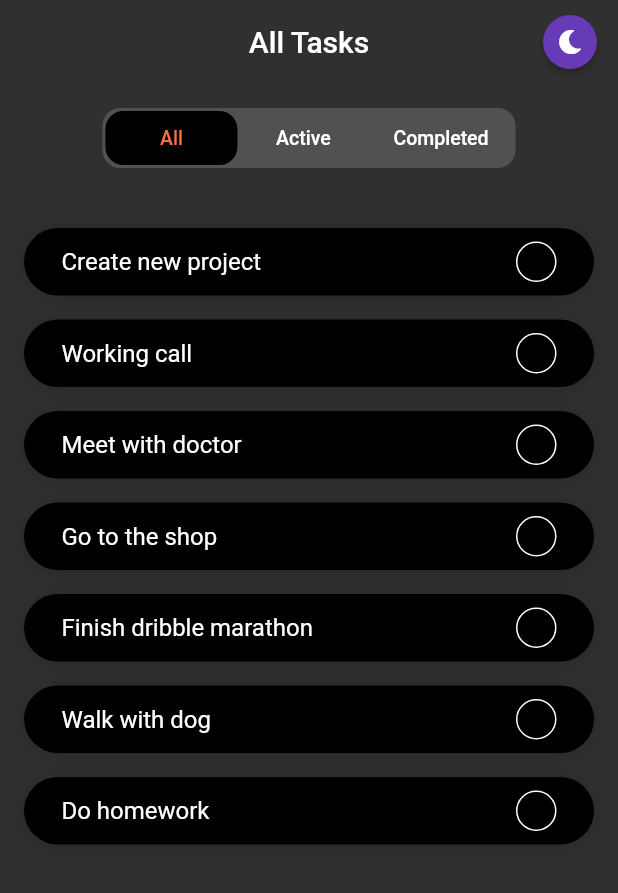
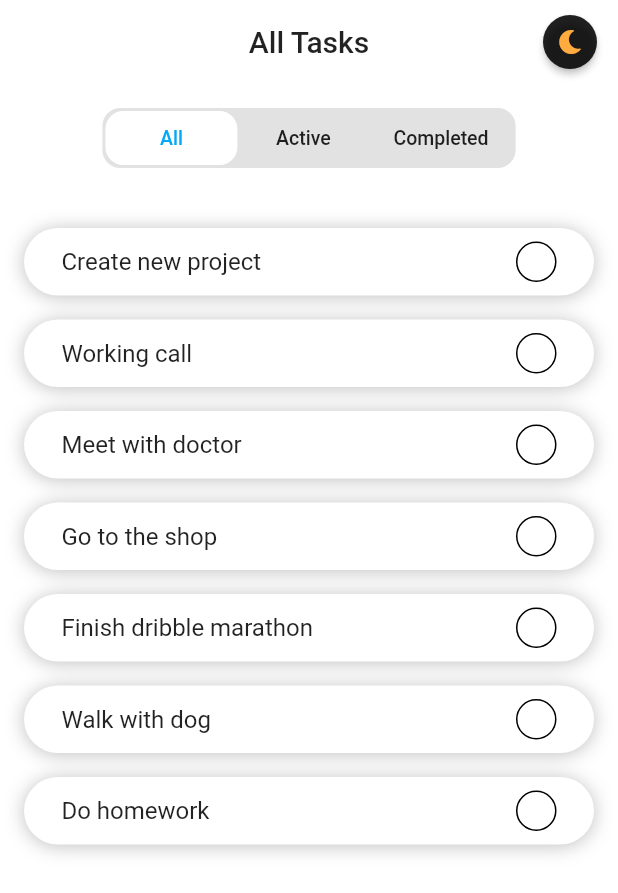
Before and after one commit to nguyenchitien/day02_ex_todolist, a Flutter app: the screen it shows after launch, on a phone screen of 412 x 824 dp. Shown: the top 893 px of the screen. Run offline on Flutter 3.47's test engine with Material 2 defaults, Android fonts, the phone set to English and light mode, and no system bars; our stand-ins replace font_awesome_flutter.

Commit message:
Refact code update :

```diff
--- a/lib/main.dart
+++ b/lib/main.dart
@@ -1,5 +1,6 @@
 import 'package:flutter/material.dart';
 import 'package:flutter/services.dart';
+import 'package:flutter_day2_ex/res/global_configurations.dart';
 import 'package:flutter_day2_ex/ui/todolist_page.dart';
 import 'package:flutter_day2_ex/widget/rounded_icon_button.dart';
 import 'package:font_awesome_flutter/font_awesome_flutter.dart';
@@ -14,10 +15,12 @@ class MyApp extends StatefulWidget {
 }
 
 class _MyAppState extends State<MyApp> {
-  bool isDarkMode = true;
+  // bool isDarkMode = true;
 
   @override
   Widget build(BuildContext context) {
+    final isDarkMode = GlobalConfigurations.isDarkMode;
+
     // TODO: Issue systemNavigationBarColor Android
     SystemChrome.setSystemUIOverlayStyle(
       SystemUiOverlayStyle(
@@ -33,8 +36,8 @@ class _MyAppState extends State<MyApp> {
       backgroundColor:
           isDarkMode ? ThemeData.dark().backgroundColor : Colors.white,
       buttonColor: isDarkMode ? Color(0xff3B3B3B) : Color(0xffF1F5FB),
-      textSelectionColor: isDarkMode ? Colors.white : Colors.black,
-      cardColor: isDarkMode ? Color(0xFF151515) : Colors.white,
+      // textSelectionColor: isDarkMode ? Colors.white : Colors.black,
+      // cardColor: isDarkMode ? Color(0xFF151515) : Colors.white,
       canvasColor: isDarkMode ? ThemeData.dark().canvasColor : Colors.white,
       brightness: isDarkMode ? Brightness.dark : Brightness.light,
       appBarTheme: AppBarTheme(
@@ -56,7 +59,7 @@ class _MyAppState extends State<MyApp> {
             RoundedIconButton(
               onPressed: () {
                 setState(() {
-                  isDarkMode = !isDarkMode;
+                  GlobalConfigurations.isDarkMode = !isDarkMode;
                 });
               },
               color: isDarkMode ? Colors.deepPurple : Colors.black87,
@@ -70,7 +73,7 @@ class _MyAppState extends State<MyApp> {
             SizedBox(width: 8),
           ],
         ),
-        body: TodoListPage(isDarkMode: isDarkMode),
+        body: TodoListPage(),
       ),
     );
   }
--- /dev/null
+++ b/lib/res/global_configurations.dart
@@ -0,0 +1,3 @@
+class GlobalConfigurations {
+  static bool isDarkMode = false;
+}
--- a/lib/ui/list_tasks.dart
+++ b/lib/ui/list_tasks.dart
@@ -5,14 +5,12 @@ import 'package:flutter_day2_ex/widget/todolist_item.dart';
 
 class ListTasks extends StatefulWidget {
   final List<TodoListModel> todoLists;
-  final bool isDarkMode;
   final CompletedTaskCallback onCompletedTaskCallBack;
 
   const ListTasks(
       {Key key,
       @required this.todoLists,
-      @required this.isDarkMode,
-      this.onCompletedTaskCallBack})
+      @required this.onCompletedTaskCallBack})
       : super(key: key);
 
   @override
@@ -44,7 +42,6 @@ class _ListTasksState extends State<ListTasks> {
             return TodoListItem(
               key: UniqueKey(),
               todo: todo,
-              isDarkMode: widget.isDarkMode,
               onCompletedTaskCallback: widget.onCompletedTaskCallBack,
             );
           },
--- a/lib/ui/todolist_page.dart
+++ b/lib/ui/todolist_page.dart
@@ -2,14 +2,13 @@ import 'package:flutter/cupertino.dart';
 import 'package:flutter_day2_ex/mock_data/mock_data.dart';
 import 'package:flutter_day2_ex/models/todo_list_model.dart';
 import 'package:flutter_day2_ex/res/filter_modes.dart';
+import 'package:flutter_day2_ex/res/global_configurations.dart';
 import 'package:flutter_day2_ex/ui/list_tasks.dart';
 import 'package:flutter_day2_ex/utils/utils.dart';
 import 'package:flutter_day2_ex/widget/filter_tabs.dart';
 
 class TodoListPage extends StatefulWidget {
-  final bool isDarkMode;
-
-  const TodoListPage({Key key, this.isDarkMode}) : super(key: key);
+  const TodoListPage({Key key}) : super(key: key);
 
   @override
   _TodoListPageState createState() => _TodoListPageState();
@@ -65,20 +64,21 @@ class _TodoListPageState extends State<TodoListPage> {
 
   @override
   Widget build(BuildContext context) {
+    final isDarkMode = GlobalConfigurations.isDarkMode;
+
     return Column(
       children: [
         SizedBox(height: 16),
         FilterTabs(
-          isDarkMode: widget.isDarkMode,
           listFilters: filterModes,
           currFilterMode: currFilterMode,
           onSelectFilterMode: _handleSelectedFilterMode,
         ),
         SizedBox(height: 16),
         ListTasks(
-            todoLists: currTasks,
-            onCompletedTaskCallBack: _handleCompletedTodoList,
-            isDarkMode: widget.isDarkMode),
+          todoLists: currTasks,
+          onCompletedTaskCallBack: _handleCompletedTodoList,
+        ),
       ],
     );
   }
--- a/lib/widget/filter_tabs.dart
+++ b/lib/widget/filter_tabs.dart
@@ -1,17 +1,22 @@
 import 'package:flutter/material.dart';
 import 'package:flutter_day2_ex/res/filter_modes.dart';
+import 'package:flutter_day2_ex/res/global_configurations.dart';
 
 class FilterTabs extends StatelessWidget {
   final FilterMode currFilterMode;
   final List<FilterMode> listFilters;
-  final bool isDarkMode;
   final ValueChanged<FilterMode> onSelectFilterMode;
 
-  const FilterTabs({Key key, this.currFilterMode, this.listFilters, this.isDarkMode, this.onSelectFilterMode}) : super(key: key);
+  const FilterTabs(
+      {Key key, this.currFilterMode, this.listFilters, this.onSelectFilterMode})
+      : super(key: key);
 
   @override
   Widget build(BuildContext context) {
-    final textActiveColor = isDarkMode ? Colors.deepOrangeAccent : Colors.lightBlue;
+    final isDarkMode = GlobalConfigurations.isDarkMode;
+
+    final textActiveColor =
+        isDarkMode ? Colors.deepOrangeAccent : Colors.lightBlue;
     final activeBackgroundColor = isDarkMode ? Colors.black : Colors.white;
 
     return Container(
@@ -27,8 +32,10 @@ class FilterTabs extends StatelessWidget {
         children: listFilters
             .map(
               (filterMode) => _buildTabItem(
-                color: filterMode == currFilterMode ? activeBackgroundColor : null,
-                textColor: filterMode == currFilterMode ? textActiveColor : null,
+                color:
+                    filterMode == currFilterMode ? activeBackgroundColor : null,
+                textColor:
+                    filterMode == currFilterMode ? textActiveColor : null,
                 title: filterMode.filterTitle(),
                 onPressed: () {
                   onSelectFilterMode(filterMode);
@@ -40,7 +47,8 @@ class FilterTabs extends StatelessWidget {
     );
   }
 
-  Widget _buildTabItem({Color color, String title, Function onPressed, textColor}) {
+  Widget _buildTabItem(
+      {Color color, String title, Function onPressed, textColor}) {
     return FlatButton(
       height: double.infinity,
       padding: EdgeInsets.symmetric(horizontal: 16),
--- a/lib/widget/rounded_checbox.dart
+++ b/lib/widget/rounded_checbox.dart
@@ -1,19 +1,22 @@
 import 'package:flutter/material.dart';
+import 'package:flutter_day2_ex/res/global_configurations.dart';
 
 class RoundedCheckbox extends StatelessWidget {
   final bool value;
   final Function onChanged;
-  final bool isDarkMode;
 
-  const RoundedCheckbox({Key key, this.value, this.onChanged, this.isDarkMode});
+  const RoundedCheckbox({Key key, this.value, this.onChanged});
 
   @override
   Widget build(BuildContext context) {
+    final isDarkMode = GlobalConfigurations.isDarkMode;
+
     final borderColorDark = !value ? Colors.white : Colors.deepOrangeAccent;
     final borderColorLight = !value ? Colors.black : Colors.lightBlue;
     final borderColor = isDarkMode ? borderColorDark : borderColorLight;
 
-    final checkedBackground = isDarkMode ? Colors.deepOrangeAccent : Colors.lightBlue;
+    final checkedBackground =
+        isDarkMode ? Colors.deepOrangeAccent : Colors.lightBlue;
 
     return GestureDetector(
       onTap: onChanged,
--- a/lib/widget/todolist_item.dart
+++ b/lib/widget/todolist_item.dart
@@ -1,5 +1,6 @@
 import 'package:flutter/material.dart';
 import 'package:flutter_day2_ex/models/todo_list_model.dart';
+import 'package:flutter_day2_ex/res/global_configurations.dart';
 import 'package:flutter_day2_ex/utils/utils.dart';
 import 'package:flutter_day2_ex/widget/rounded_checbox.dart';
 
@@ -7,12 +8,10 @@ class TodoListItem extends StatefulWidget {
   const TodoListItem({
     Key key,
     @required this.todo,
-    @required this.isDarkMode,
-    this.onCompletedTaskCallback,
+    @required this.onCompletedTaskCallback,
   }) : super(key: key);
 
   final TodoListModel todo;
-  final bool isDarkMode;
   final CompletedTaskCallback onCompletedTaskCallback;
 
   @override
@@ -38,6 +37,8 @@ class _TodoListItemState extends State<TodoListItem> {
 
   @override
   Widget build(BuildContext context) {
+    final isDarkMode = GlobalConfigurations.isDarkMode;
+
     // TODO: Need refactor colors with ThemData
     final textDecoration = isChecked ? TextDecoration.lineThrough : null;
     final backgroundColorDark = isChecked ? Colors.black26 : Colors.black;
@@ -45,11 +46,10 @@ class _TodoListItemState extends State<TodoListItem> {
 
     final borderColorLight =
         isChecked ? Colors.grey.withOpacity(0) : Colors.transparent;
-    final borderColor =
-        widget.isDarkMode ? Colors.transparent : borderColorLight;
+    final borderColor = isDarkMode ? Colors.transparent : borderColorLight;
 
     var shadowColor;
-    if (widget.isDarkMode) {
+    if (isDarkMode) {
       shadowColor = Colors.black.withOpacity(0.2);
     } else {
       shadowColor = isChecked
@@ -61,7 +61,7 @@ class _TodoListItemState extends State<TodoListItem> {
       margin: EdgeInsets.only(bottom: 16),
       padding: EdgeInsets.symmetric(horizontal: 24, vertical: 8),
       decoration: BoxDecoration(
-        color: widget.isDarkMode ? backgroundColorDark : backgroundColorLight,
+        color: isDarkMode ? backgroundColorDark : backgroundColorLight,
         borderRadius: BorderRadius.circular(50),
         border: Border.all(color: borderColor),
         boxShadow: [
@@ -79,10 +79,7 @@ class _TodoListItemState extends State<TodoListItem> {
             widget.todo.title,
             style: TextStyle(fontSize: 16, decoration: textDecoration),
           ),
-          RoundedCheckbox(
-              value: isChecked,
-              onChanged: _onChecked,
-              isDarkMode: widget.isDarkMode),
+          RoundedCheckbox(value: isChecked, onChanged: _onChecked),
         ],
       ),
     );
```
